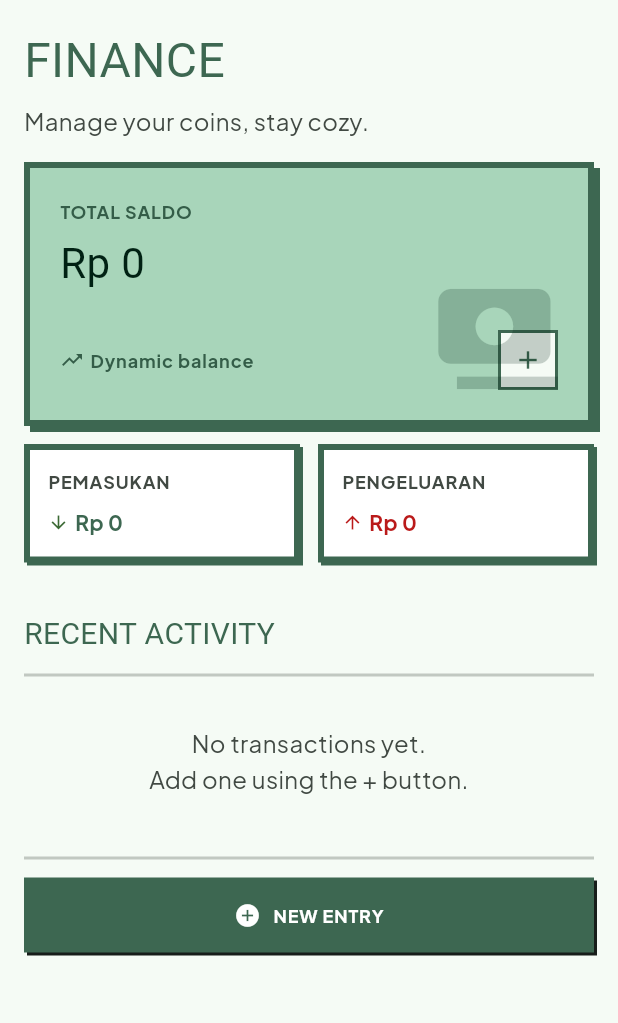
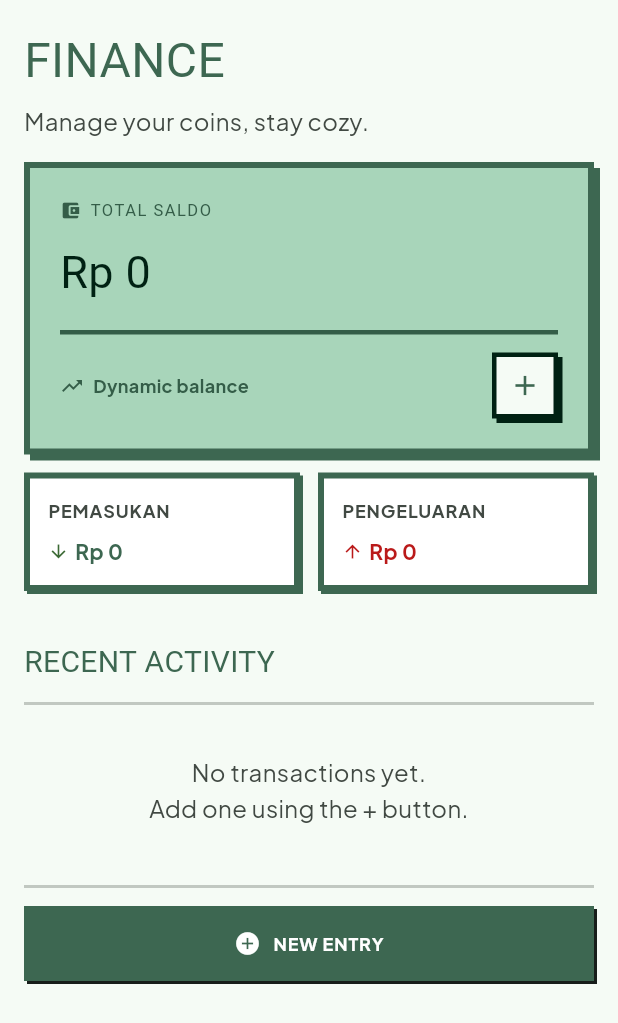
Before and after one commit to Nugikku/Lilypad-Personal-Digital-Assistant, a Flutter app: the FinanceScreen widget shown alone on an empty page, opened directly, on a phone screen of 412 x 824 dp. Shown: the top 1023 px of the screen. Run offline on Flutter 3.47's test engine with Material 3 defaults, Android fonts, the light colour scheme and no system bars; our stand-ins replace device_preview, fl_chart, flutter_dotenv, google_fonts, google_sign_in, shared_preferences and 1 more; accounts and stored records are empty; network calls fail; Roboto replaces fonts that are missing (Silkscreen).

Commit message:
Update: tampilan menu finance saldo

```diff
--- a/lib/screens/finance_screen.dart
+++ b/lib/screens/finance_screen.dart
@@ -634,31 +634,54 @@ class _FinanceScreenState extends State<FinanceScreen> {
                 PixelContainer(
                   backgroundColor: AppColors.primaryContainer,
                   padding: const EdgeInsets.all(20),
-                  child: Stack(
-                    children: [
-                      Column(
+                  child: Column(
                     crossAxisAlignment: CrossAxisAlignment.start,
                     children: [
+                      // Label
+                      Row(
+                        children: [
+                          const Icon(
+                            Icons.account_balance_wallet,
+                            size: 14,
+                            color: AppColors.onPrimaryContainer,
+                          ),
+                          const SizedBox(width: 6),
                           Text(
                             'TOTAL SALDO',
-                            style: GoogleFonts.plusJakartaSans(
-                              fontSize: 12,
-                              fontWeight: FontWeight.w700,
+                            style: GoogleFonts.silkscreen(
+                              fontSize: 11,
                               color: AppColors.onPrimaryContainer,
-                              letterSpacing: 0.6,
+                              letterSpacing: 1,
                             ),
                           ),
-                          const SizedBox(height: 4),
-                          Text(
+                        ],
+                      ),
+                      const SizedBox(height: 10),
+                      // Jumlah Saldo
+                      FittedBox(
+                        fit: BoxFit.scaleDown,
+                        alignment: Alignment.centerLeft,
+                        child: Text(
                           _formatCurrency(totalSaldo),
                           style: GoogleFonts.silkscreen(
-                              fontSize: 28,
+                            fontSize: 30,
                             color: AppColors.onPrimaryFixed,
                           ),
                         ),
-                          const SizedBox(height: 24),
+                      ),
+                      const SizedBox(height: 16),
+                      // Divider retro
+                      Container(
+                        height: 3,
+                        decoration: const BoxDecoration(
+                          color: AppColors.onPrimaryContainer,
+                        ),
+                      ),
+                      const SizedBox(height: 12),
+                      // Bottom row: label + tombol +
                       Row(
                         mainAxisAlignment: MainAxisAlignment.spaceBetween,
+                        crossAxisAlignment: CrossAxisAlignment.center,
                         children: [
                           Row(
                             children: [
@@ -667,14 +690,13 @@ class _FinanceScreenState extends State<FinanceScreen> {
                                 size: 16,
                                 color: AppColors.onPrimaryContainer,
                               ),
-                                  const SizedBox(width: 4),
+                              const SizedBox(width: 6),
                               Text(
                                 'Dynamic balance',
                                 style: GoogleFonts.plusJakartaSans(
                                   fontSize: 12,
                                   fontWeight: FontWeight.w700,
                                   color: AppColors.onPrimaryContainer,
-                                      letterSpacing: 0.6,
                                 ),
                               ),
                             ],
@@ -682,18 +704,18 @@ class _FinanceScreenState extends State<FinanceScreen> {
                           GestureDetector(
                             onTap: _showAddTransactionDialog,
                             child: Container(
-                                  width: 40,
-                                  height: 40,
+                              width: 44,
+                              height: 44,
                               decoration: BoxDecoration(
                                 color: AppColors.surface,
                                 border: Border.all(
-                                      color: AppColors.primary,
-                                      width: 2,
+                                  color: AppColors.onPrimaryFixed,
+                                  width: 3,
                                 ),
                                 boxShadow: const [
                                   BoxShadow(
-                                        color: AppColors.primary,
-                                        offset: Offset(2, 2),
+                                    color: AppColors.onPrimaryFixed,
+                                    offset: Offset(3, 3),
                                     blurRadius: 0,
                                   ),
                                 ],
@@ -701,27 +723,11 @@ class _FinanceScreenState extends State<FinanceScreen> {
                               child: const Icon(
                                 Icons.add,
                                 color: AppColors.primary,
-                                    size: 20,
+                                size: 22,
                               ),
                             ),
                           ),
                         ],
-                          ),
-                        ],
-                      ),
-                      Positioned(
-                        right: -16,
-                        bottom: -16,
-                        child: IgnorePointer(
-                          child: Opacity(
-                            opacity: 0.2,
-                            child: Icon(
-                              Icons.payments,
-                              size: 100,
-                              color: AppColors.onPrimaryFixed,
-                            ),
-                          ),
-                        ),
                       ),
                     ],
                   ),
```
Lines whose indentation alone changed are shown as unchanged.
